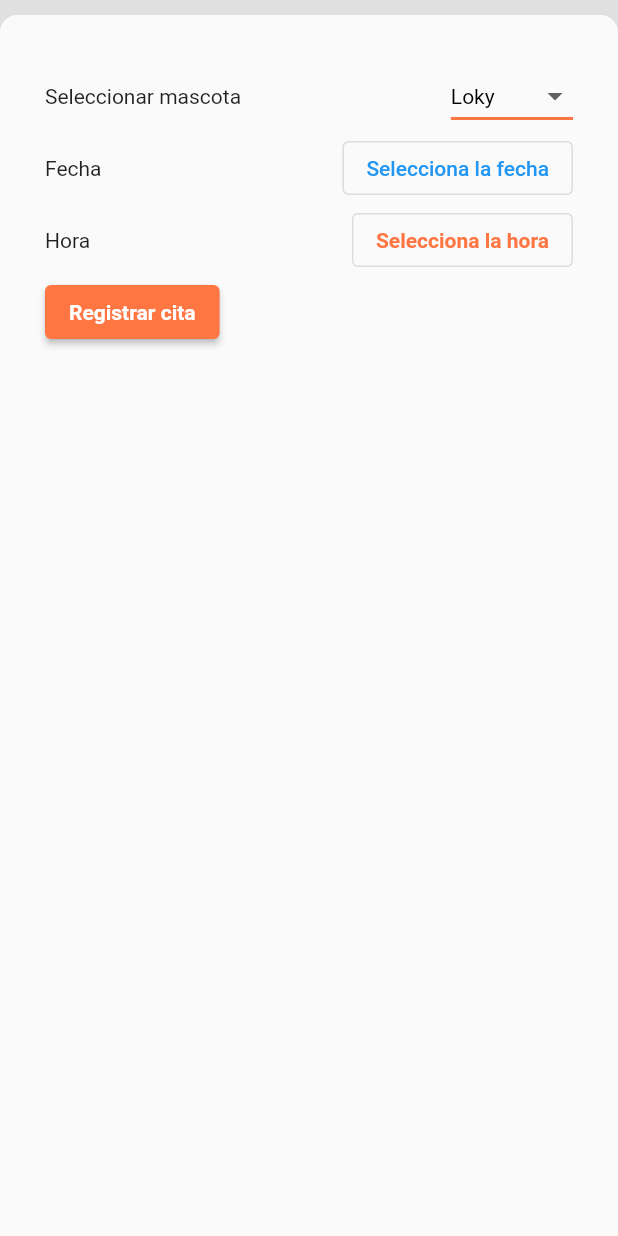
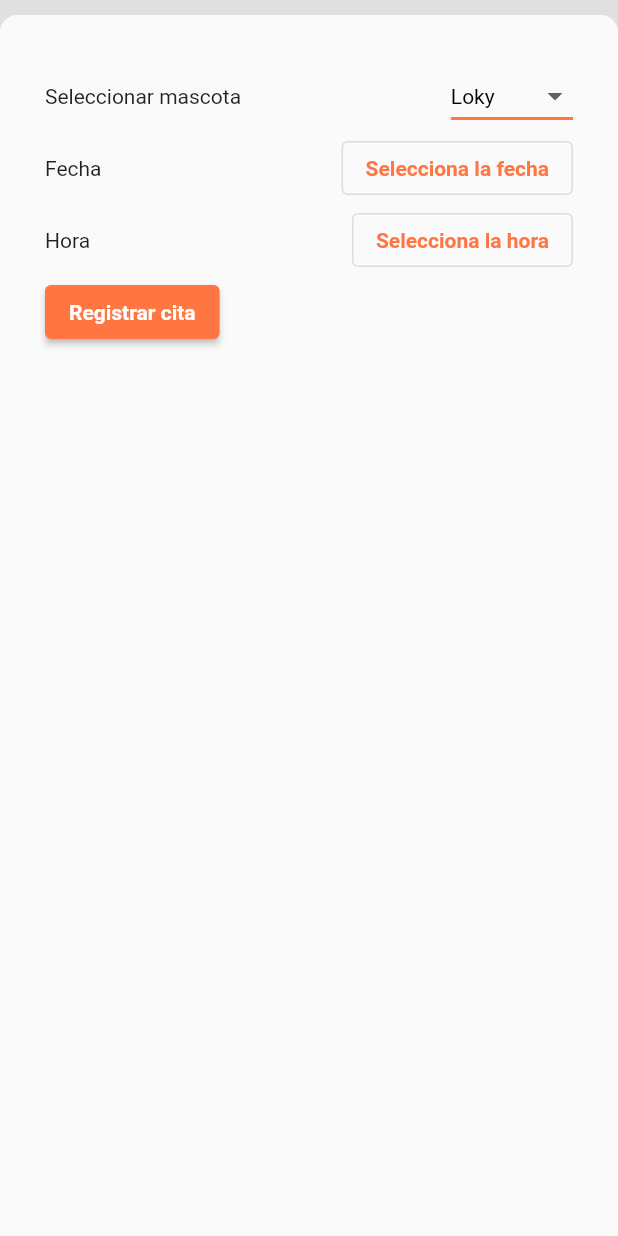
Before and after one commit to joanscure/flutter-final, a Flutter app: the GetAppointmentScreen screen opened directly, after a tap on "Solicitar cita", on a phone screen of 412 x 824 dp. Run offline on Flutter 3.47's test engine with Material 2 defaults, Android fonts, the phone set to English and light mode, and no system bars; our stand-ins replace awesome_bottom_bar, dash_chat_2, modal_bottom_sheet.

Commit message:
finishes pages

```diff
--- a/lib/screens/auth/main.dart
+++ b/lib/screens/auth/main.dart
@@ -1,6 +1,6 @@
 import 'package:flutter/material.dart';
-import 'package:nuevo/logo.dart';
-import 'package:nuevo/registrar.dart';
+import 'package:projectomovilfinal/screens/auth/logo.dart';
+import 'package:projectomovilfinal/screens/auth/registrar.dart';
 
 void main() => runApp(MyApp());
 
@@ -10,7 +10,7 @@
     return MaterialApp(
       debugShowCheckedModeBanner: false,
       title: 'App Login',
-      home: Registrar (),
+      home: MyAppForm(),
     );
   }
 }
--- a/lib/screens/get-appointment/components/select_date.dart
+++ b/lib/screens/get-appointment/components/select_date.dart
@@ -1,4 +1,5 @@
 import 'package:flutter/material.dart';
+import 'package:projectomovilfinal/settings/constant.dart';
 
 String text = 'Selecciona la fecha';
 
@@ -13,6 +14,7 @@
 
 class _SelectDatelWidgetState extends State<SelectDatelWidget>
     with RestorationMixin {
+      final ButtonStyle style = ElevatedButton.styleFrom(textStyle: const TextStyle(fontWeight: FontWeight.bold), foregroundColor: vetPrimaryColor);
   @override
   String? get restorationId => widget.restorationId;
 
@@ -66,6 +68,7 @@
   @override
   Widget build(BuildContext context) {
     return OutlinedButton(
+      style: style,
       onPressed: () {
         _restorableDatePickerRouteFuture.present();
       },
```
Also changed, not shown: capturas/img.png (deleted), capturas/modal.png (deleted), docs/login.png (added), docs/register-user.png (added), docs/select_date.png (renamed from capturas/select_date.png), docs/select_time.png (renamed from capturas/select_time.png), docs/solicitar-cita.png (added), docs/solicitar-cita1.png (added), lib/screens/auth/listar.dart (deleted).
